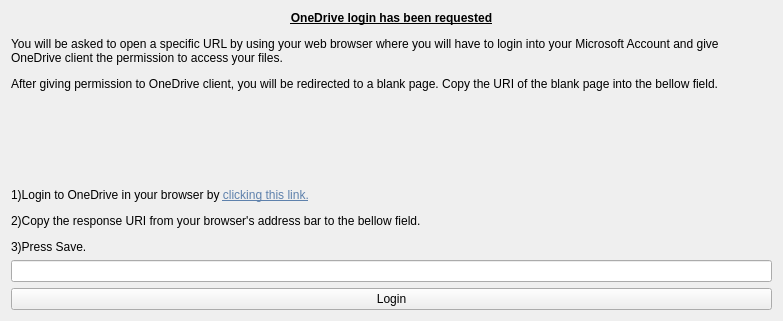
Old version of the form src/ui/external_login.ui in the repository bpozdena/OneDriveGUI.
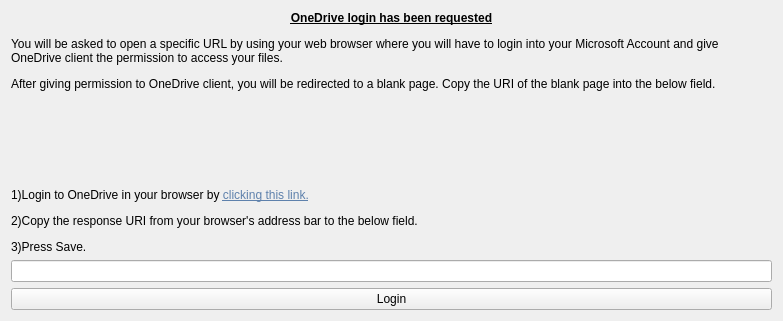
New version of the form.

Commit message: Add GUI for recycle bin #233

```diff
--- a/src/ui/external_login.ui
+++ b/src/ui/external_login.ui
@@ -19,7 +19,17 @@
      <item>
       <widget class="QLabel" name="label_1">
        <property name="text">
-        <string>&lt;html&gt;&lt;head/&gt;&lt;body&gt;&lt;p align=&quot;center&quot;&gt;&lt;span style=&quot; font-weight:700; text-decoration: underline;&quot;&gt;OneDrive login has been requested&lt;/span&gt;&lt;/p&gt;&lt;p&gt;You will be asked to open a specific URL by using your web browser where you will have to login into your Microsoft Account and give &lt;br/&gt;OneDrive client the permission to access your files. &lt;/p&gt;&lt;p&gt;After giving permission to OneDrive client, you will be redirected to a blank page. Copy the URI of the blank page into the bellow field.&lt;/p&gt;&lt;/body&gt;&lt;/html&gt;</string>
+                                <string>&lt;html&gt;&lt;head/&gt;&lt;body&gt;&lt;p
+                                    align=&quot;center&quot;&gt;&lt;span style=&quot;
+                                    font-weight:700; text-decoration: underline;&quot;&gt;OneDrive
+                                    login has been requested&lt;/span&gt;&lt;/p&gt;&lt;p&gt;You will
+                                    be asked to open a specific URL by using your web browser where
+                                    you will have to login into your Microsoft Account and give
+                                    &lt;br/&gt;OneDrive client the permission to access your files.
+                                    &lt;/p&gt;&lt;p&gt;After giving permission to OneDrive client,
+                                    you will be redirected to a blank page. Copy the URI of the
+                                    blank page into the below
+                                    field.&lt;/p&gt;&lt;/body&gt;&lt;/html&gt;</string>
        </property>
       </widget>
      </item>
@@ -42,7 +52,15 @@
         <string notr="true"/>
        </property>
        <property name="text">
-        <string>&lt;html&gt;&lt;head/&gt;&lt;body&gt;&lt;p&gt;1)Login to OneDrive in your browser by &lt;a href=&quot;https://login.microsoftonline.com/common/oauth2/v2.0/authorize?client_id=d50ca740-c83f-4d1b-b616-12c519384f0c&amp;amp;scope=Files.ReadWrite%20Files.ReadWrite.all%20Sites.Read.All%20Sites.ReadWrite.All%20offline_access&amp;amp;response_type=code&amp;amp;prompt=login&amp;amp;redirect_uri=https://login.microsoftonline.com/common/oauth2/nativeclient&quot;&gt;&lt;span style=&quot; text-decoration: underline; color:#5e81ac;&quot;&gt;clicking this link.&lt;/span&gt;&lt;/a&gt;&lt;/p&gt;&lt;p&gt;2)Copy the response URI from your browser's address bar to the bellow field. &lt;/p&gt;&lt;p&gt;3)Press Save.&lt;/p&gt;&lt;/body&gt;&lt;/html&gt;</string>
+                                <string>&lt;html&gt;&lt;head/&gt;&lt;body&gt;&lt;p&gt;1)Login to
+                                    OneDrive in your browser by &lt;a
+                                    href=&quot;https://login.microsoftonline.com/common/oauth2/v2.0/authorize?client_id=d50ca740-c83f-4d1b-b616-12c519384f0c&amp;amp;scope=Files.ReadWrite%20Files.ReadWrite.all%20Sites.Read.All%20Sites.ReadWrite.All%20offline_access&amp;amp;response_type=code&amp;amp;prompt=login&amp;amp;redirect_uri=https://login.microsoftonline.com/common/oauth2/nativeclient&quot;&gt;&lt;span
+                                    style=&quot; text-decoration: underline;
+                                    color:#5e81ac;&quot;&gt;clicking this
+                                    link.&lt;/span&gt;&lt;/a&gt;&lt;/p&gt;&lt;p&gt;2)Copy the
+                                    response URI from your browser's address bar to the below field.
+                                    &lt;/p&gt;&lt;p&gt;3)Press
+                                    Save.&lt;/p&gt;&lt;/body&gt;&lt;/html&gt;</string>
        </property>
       </widget>
      </item>
```
Left out of the diff: 8 changed lines with no effect on the pictures. Lines whose indentation alone changed are shown as unchanged. The commit also changes 5 other files.
